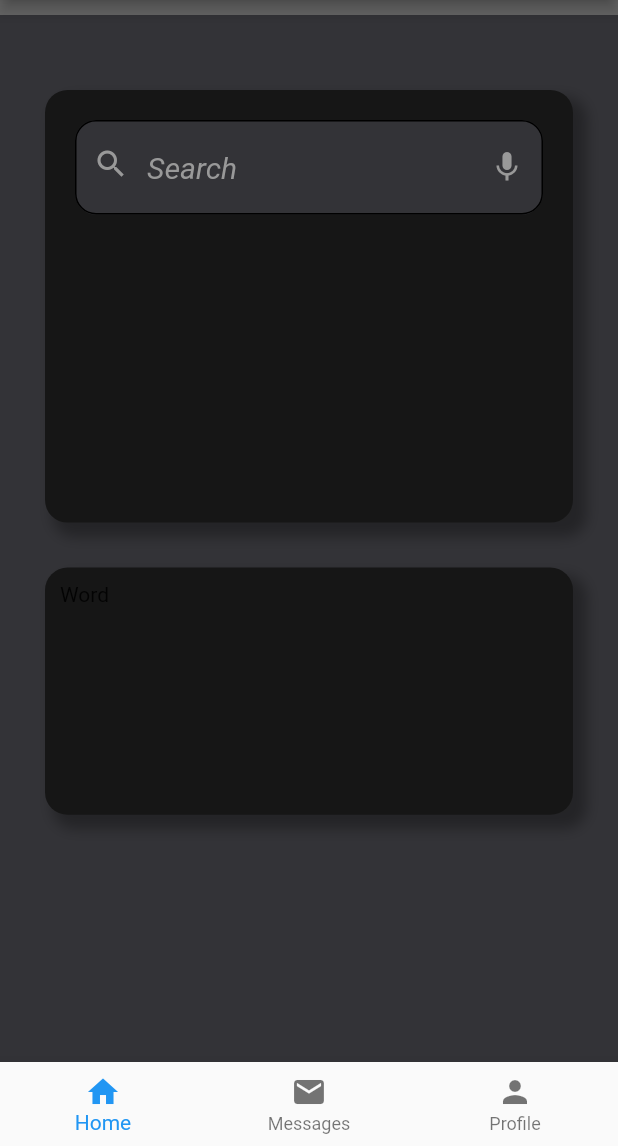
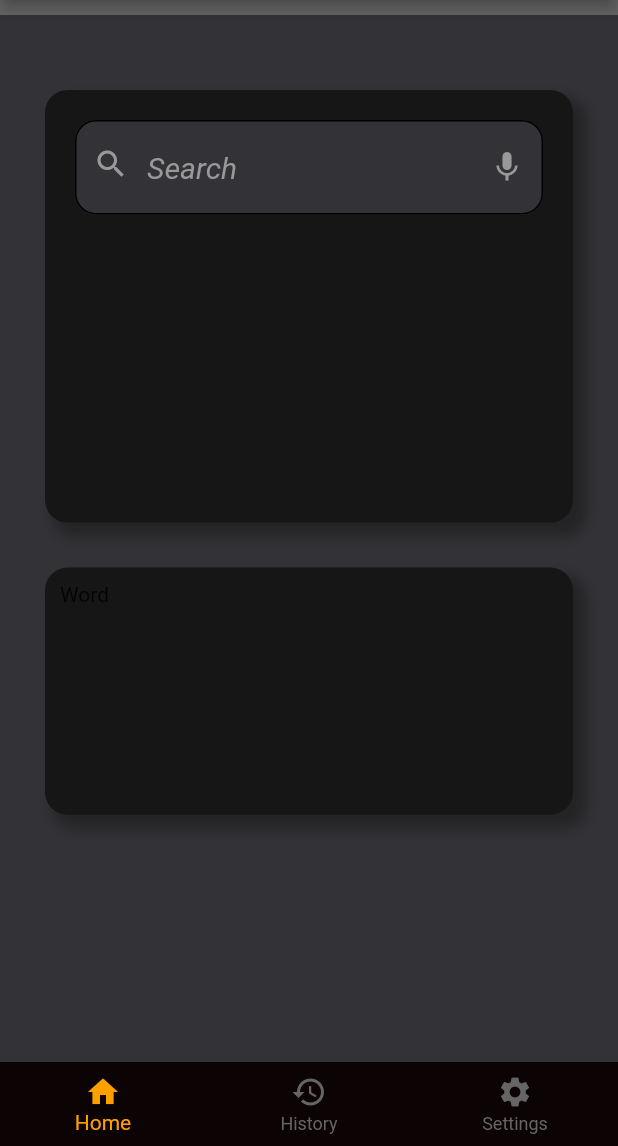
Before and after one commit to ParadoxPD/Dictionary-App, a Flutter app: the screen it shows after launch, on a phone screen of 412 x 824 dp, the part 90-1236 px from its top. Run offline on Flutter 3.47's test engine with Material 2 defaults, Android fonts, the phone set to English and light mode, and no system bars.

```diff
--- a/app/lib/pages/landing.main.dart
+++ b/app/lib/pages/landing.main.dart
@@ -44,6 +44,9 @@ class _MainPage extends State<MainPage> {
         ),
         body: _children[_currentIndex],
         bottomNavigationBar: BottomNavigationBar(
+          backgroundColor: Color(0xff0C0404),
+          selectedItemColor: Color(0xffFFA000),
+          unselectedItemColor: Color(0xff656565),
           onTap: onTabTapped, // new
           currentIndex:
               _currentIndex, // this will be set when a new tab is tapped
@@ -53,12 +56,12 @@ class _MainPage extends State<MainPage> {
               label: 'Home',
             ),
             BottomNavigationBarItem(
-              icon: new Icon(Icons.mail),
-              label: 'Messages',
+              icon: new Icon(Icons.history),
+              label: 'History',
             ),
             BottomNavigationBarItem(
-              icon: Icon(Icons.person),
-              label: 'Profile',
+              icon: Icon(Icons.settings),
+              label: 'Settings',
             ),
           ],
         ),
```
Also changed, not shown: app/lib/pages/mainBody/historypage.dart (+30 -6 lines).
